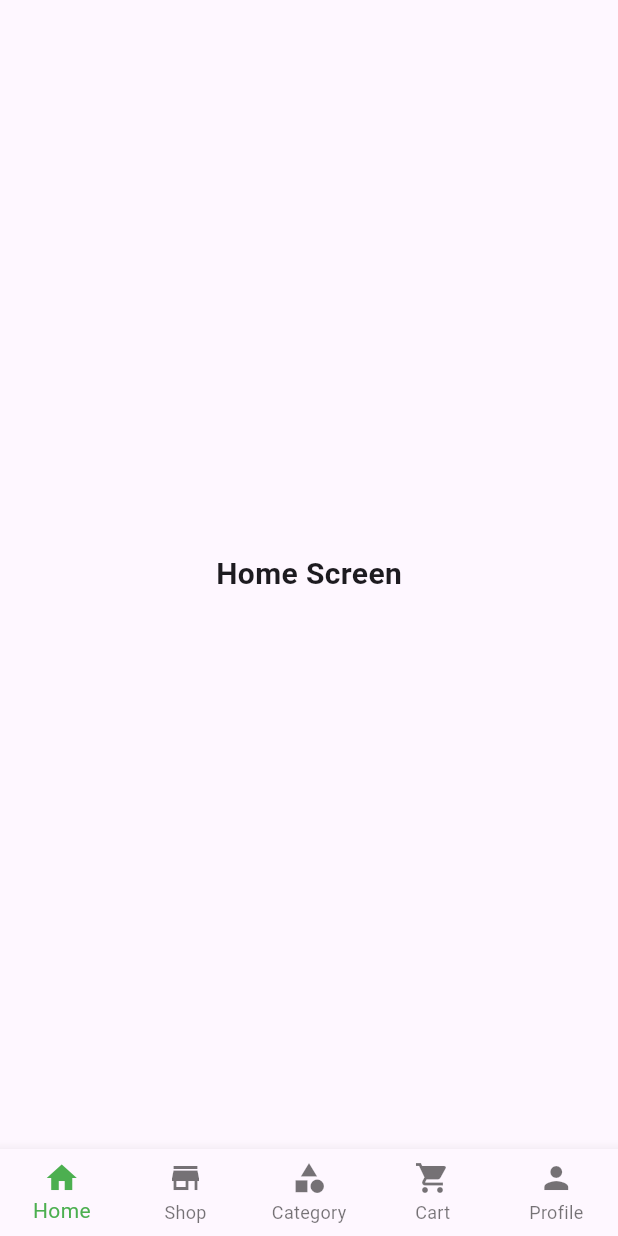
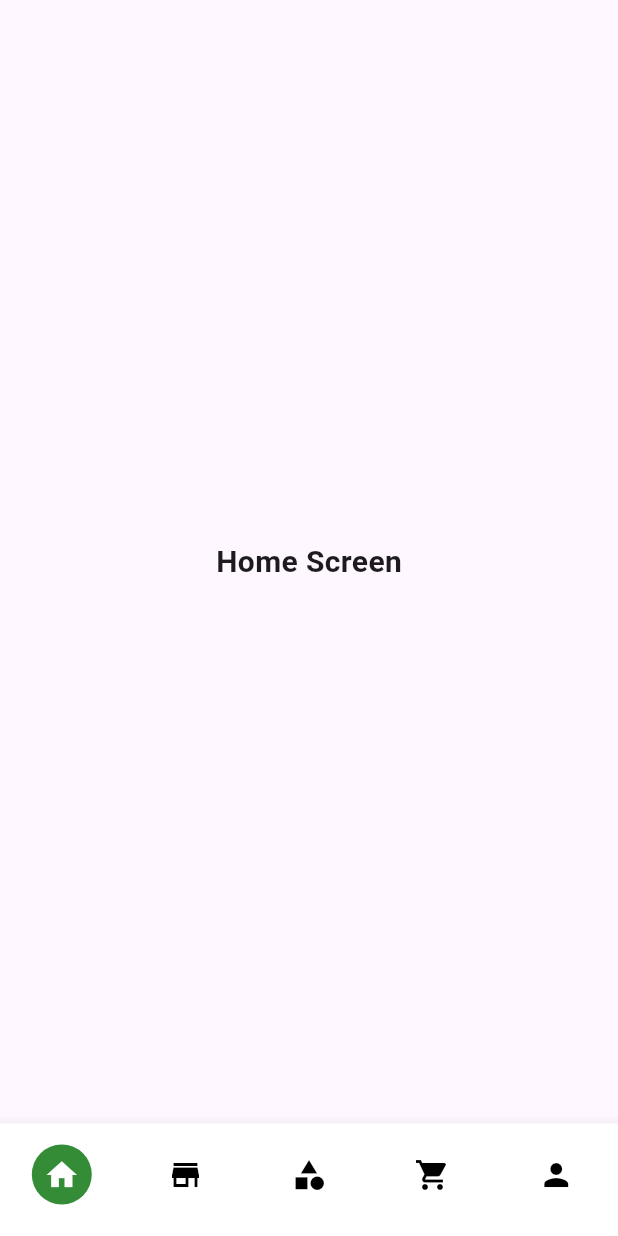
Before and after one commit to gitmen321/cod_forge_ui, a Flutter app: the screen it shows after launch, on a phone screen of 412 x 824 dp. Run offline on Flutter 3.47's test engine with Material 3 defaults, Android fonts, the light colour scheme and no system bars; our stand-ins replace flutter_riverpod.

Commit message:
completed, ui, category listing, error ui for no data or category

```diff
--- a/lib/screens/home/home_screen.dart
+++ b/lib/screens/home/home_screen.dart
@@ -20,6 +20,14 @@ class _HomeScreenState extends State<HomeScreen> {
     PlaceholderWidget(label: "Profile"),
   ];
 
+  final List<IconData> _icons = [
+    Icons.home,
+    Icons.store,
+    Icons.category,
+    Icons.shopping_cart,
+    Icons.person,
+  ];
+
   @override
   Widget build(BuildContext context) {
     return Scaffold(
@@ -28,29 +36,29 @@ class _HomeScreenState extends State<HomeScreen> {
         currentIndex: _currentIndex,
         onTap: (i) => setState(() => _currentIndex = i),
         type: BottomNavigationBarType.fixed,
-        selectedItemColor: Colors.green,
-        items: const [
-          BottomNavigationBarItem(
-            icon: Icon(Icons.home),
-            label: 'Home',
-          ),
-          BottomNavigationBarItem(
-            icon: Icon(Icons.store),
-            label: 'Shop',
-          ),
-          BottomNavigationBarItem(
-            icon: Icon(Icons.category),
-            label: 'Category',
-          ),
-          BottomNavigationBarItem(
-            icon: Icon(Icons.shopping_cart),
-            label: 'Cart',
-          ),
-          BottomNavigationBarItem(
-            icon: Icon(Icons.person),
-            label: 'Profile',
-          ),
-        ],
+        selectedItemColor: const Color.fromARGB(255, 52, 140, 54),
+        backgroundColor: Colors.white,
+        showSelectedLabels: false,
+        showUnselectedLabels: false,
+        items: List.generate(_icons.length, (index) {
+          final isSelected = index == _currentIndex;
+          final icon = Icon(
+            _icons[index],
+            color: isSelected ? Colors.white : Colors.black,
+            size: 24,
+          );
+
+          return BottomNavigationBarItem(
+            icon: isSelected
+                ? CircleAvatar(
+                    backgroundColor:
+                        const Color.fromARGB(255, 52, 140, 54),
+                    child: icon,
+                  )
+                : icon,
+            label: '',
+          );
+        }),
       ),
     );
   }
```
Also changed, not shown: lib/core/widgets/category_tile.dart (+27 -7 lines), lib/providers/category_provider.dart (+20 -36 lines), lib/screens/category/category_screen.dart (+65 -9 lines), lib/services/category_services.dart (+30 -10 lines).
